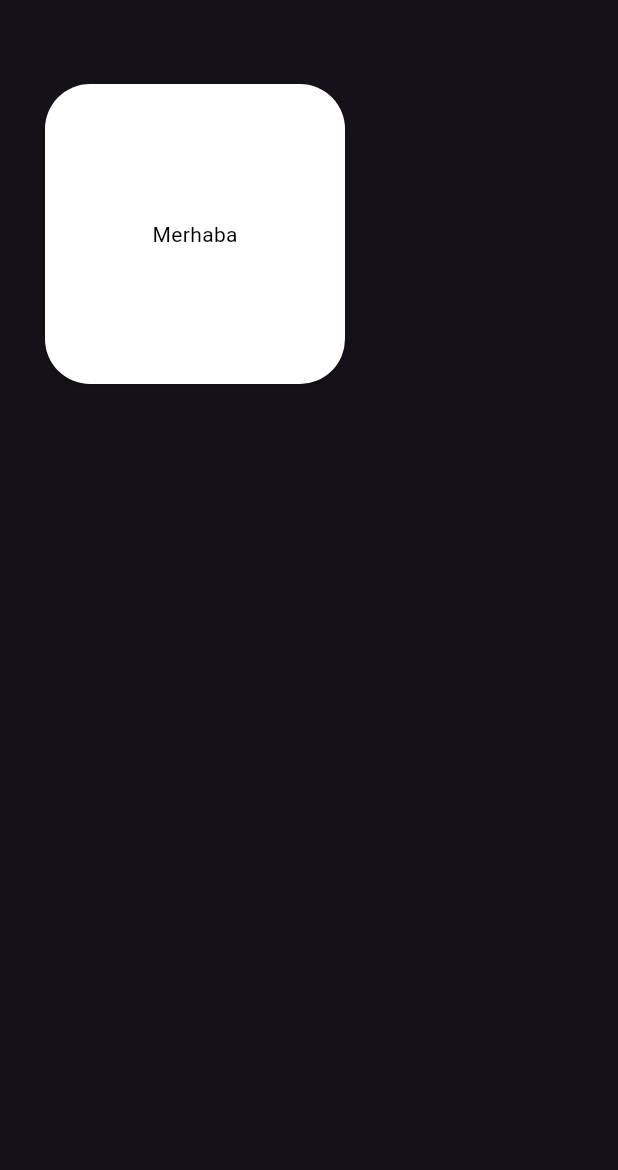
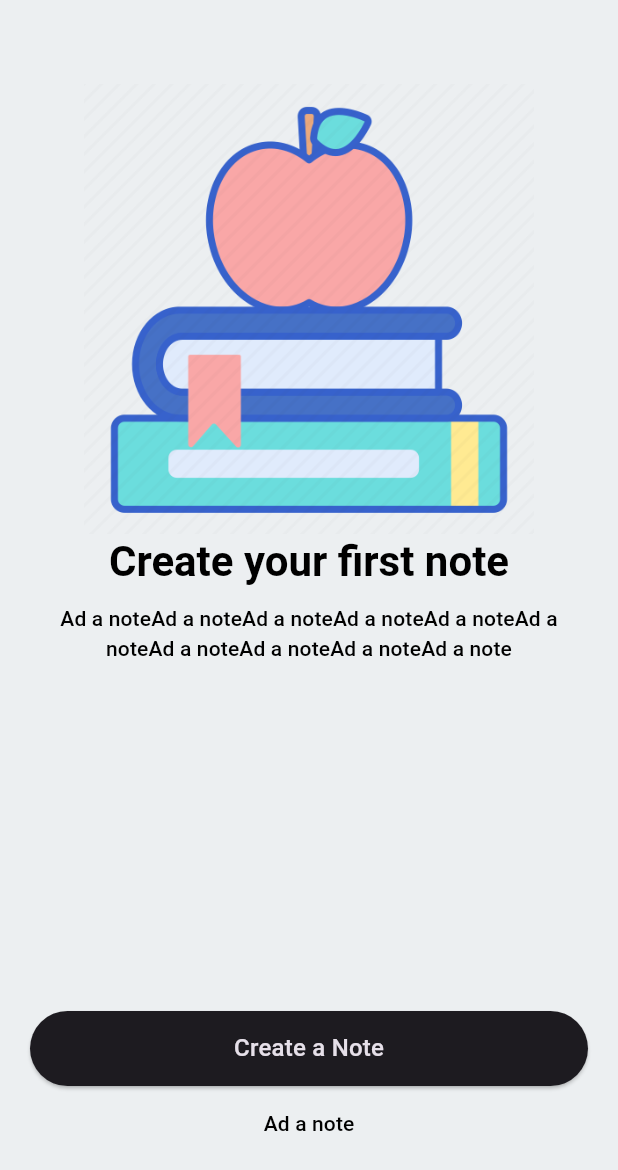
Before and after one commit to AzizeDirilik/Flutter-Full-Learn, a Flutter app: the screen it shows after launch, on a phone screen of 412 x 824 dp. Shown: the top 1170 px of the screen. Run offline on Flutter 3.47's test engine with Material 3 defaults, Android fonts, the light colour scheme and no system bars.

Commit message:
image, note demo app

```diff
--- a/lib/101/card_learn.dart
+++ b/lib/101/card_learn.dart
@@ -17,7 +17,8 @@ class CardLearn extends StatelessWidget {
                   child:
                       Text('Merhaba', style: TextStyle(color: Colors.black))),
             ),
-          )
+          ),
+
         ],
       ),
     );
@@ -28,13 +29,14 @@ class _CardCustom extends StatelessWidget {
   final Widget child;
   //static final  cardShape = RoundedRectangleBorder(borderRadius: BorderRadius.circular(20));
 
-  const _CardCustom({super.key, required this.child});
+  const _CardCustom({required this.child});
   @override
   Widget build(BuildContext context) {
     return Card(
       margin: CardMargin.cardMargin,
       //shape: cardShape,
       child: child,
+
     );
   }
 }
--- /dev/null
+++ b/lib/101/image_learn.dart
@@ -0,0 +1,41 @@
+import 'package:flutter/material.dart';
+
+class ImageLearn extends StatelessWidget {
+  const ImageLearn({super.key});
+
+  final String _imagePath = 'https://sm.ign.com/ign_tr/screenshot/default/biggestanimecoming2023-blogroll-1-1670958673878_pdbp.jpg';
+
+  @override
+  Widget build(BuildContext context) {
+    return Scaffold(
+      appBar: AppBar(),
+      body: Column(
+        children: [
+          SizedBox(
+            height: 300,
+            width: 200,
+            child: ImagePng(name: ImagePath().imageBook),
+          ),
+          Image.network(_imagePath,
+          errorBuilder: (context, error, stackTrace) => const Icon(Icons.abc_outlined)),
+        ],
+      ),
+    );
+  }
+}
+
+class ImagePath {
+  final String imageBook = 'book';
+  final String bookWithApple = 'apple-on-books-scrapbook-cut-cute-s-for-silhouette-cricut';
+}
+
+class ImagePng extends StatelessWidget {
+  const ImagePng({super.key, required this.name});
+  final String name;
+  @override
+  Widget build(BuildContext context) {
+    return Image.asset(_nameWithPath, fit: BoxFit.cover,);
+  }
+
+  String get _nameWithPath => 'assets/images/$name.png';
+}
--- /dev/null
+++ b/lib/demos/note_demos_view.dart
@@ -0,0 +1,110 @@
+import 'package:flutter/material.dart';
+import 'package:flutter/services.dart';
+import 'package:flutter_101/101/image_learn.dart';
+
+class NoteDemosAppView extends StatelessWidget {
+  const NoteDemosAppView({super.key});
+  final String _title = 'Create your first note';
+  final String _subTitle = 'Ad a note';
+  final String _buttonText = 'Create a Note';
+
+  @override
+  Widget build(BuildContext context) {
+    return Scaffold(
+      backgroundColor: Colors.blueGrey[50],
+      appBar: AppBar(
+        systemOverlayStyle: SystemUiOverlayStyle.dark,
+      ),
+      body: Padding(
+        padding: ProjectPadding.horizontalPadding,
+        child: Column(
+          children: [
+            SizedBox(
+                height: 300, child: ImagePng(name: ImagePath().bookWithApple)),
+            _TitleWidget(title: _title),
+            Padding(
+              padding: ProjectPadding.horizontalPadding +
+                  ProjectPadding.verticalPadding,
+              child: _Paragraph(subTitle: _subTitle * 10),
+            ),
+            const Spacer(),
+            _createButton(context),
+            _createTextButton(),
+            const SizedBox(height: ButtonSize.buttonNormalHeight,)
+          ],
+        ),
+      ),
+    );
+  }
+
+  SizedBox _createTextButton() {
+    return SizedBox(
+            height: ButtonSize.buttonNormalHeight,
+            child: TextButton(
+                onPressed: () {},
+                child: Text(
+                  _subTitle,
+                  style: const TextStyle(color: Colors.black),
+                )),
+          );
+  }
+
+  ElevatedButton _createButton(BuildContext context) {
+    return ElevatedButton(
+        onPressed: () {},
+        child: SizedBox(
+            height: ButtonSize.buttonNormalHeight,
+            child: Center(
+                child: Text(
+              _buttonText,
+              style: Theme.of(context).textTheme.titleMedium,
+            ))));
+  }
+}
+
+class _Paragraph extends StatelessWidget {
+  const _Paragraph(
+      {Key? key, this.textAlign = TextAlign.center, required this.subTitle})
+      : super(key: key);
+  final TextAlign textAlign;
+  final String subTitle;
+  @override
+  Widget build(BuildContext context) {
+    return Text(
+      subTitle,
+      textAlign: textAlign,
+      style: Theme.of(context).textTheme.labelLarge?.copyWith(
+            color: Colors.black,
+          ),
+    );
+  }
+}
+
+class _TitleWidget extends StatelessWidget {
+  const _TitleWidget({
+    super.key,
+    required this.title,
+  });
+
+  final String title;
+
+  @override
+  Widget build(BuildContext context) {
+    return Text(
+      title,
+      style: Theme.of(context)
+          .textTheme
+          .headlineMedium
+          ?.copyWith(color: Colors.black, fontWeight: FontWeight.bold),
+    );
+  }
+}
+
+class ProjectPadding {
+  static const horizontalPadding = EdgeInsets.symmetric(horizontal: 20);
+  static const verticalPadding = EdgeInsets.symmetric(vertical: 10);
+}
+
+class ButtonSize {
+  static const double buttonNormalHeight = 50;
+}
--- a/lib/main.dart
+++ b/lib/main.dart
@@ -1,6 +1,5 @@
 import 'package:flutter/material.dart';
-import 'package:flutter/services.dart';
-import 'package:flutter_101/101/card_learn.dart';
+import 'package:flutter_101/demos/note_demos_view.dart';
 
 void main() {
   runApp(const MyApp());
@@ -16,15 +15,17 @@
       title: 'Flutter Demo',
       debugShowCheckedModeBanner: false,
       theme: ThemeData.dark().copyWith(
-        cardTheme: CardTheme(color: Colors.white, shape: RoundedRectangleBorder(borderRadius: BorderRadius.circular(30))),
+          cardTheme: CardTheme(
+              color: Colors.white,
+              shape: RoundedRectangleBorder(
+                  borderRadius: BorderRadius.circular(30))),
           appBarTheme: const AppBarTheme(
-        backgroundColor: Colors.transparent,
-        centerTitle: true,
-        elevation: 0,
-        systemOverlayStyle: SystemUiOverlayStyle.light,
-      )),
-      home: const CardLearn(),
+            backgroundColor: Colors.transparent,
+            centerTitle: true,
+            elevation: 0,
 
+          )),
+      home: const NoteDemosAppView(),
     );
   }
 }
--- a/pubspec.yaml
+++ b/pubspec.yaml
@@ -59,9 +59,8 @@ flutter:
   uses-material-design: true
 
   # To add assets to your application, add an assets section, like this:
-  # assets:
-  #   - images/a_dot_burr.jpeg
-  #   - images/a_dot_ham.jpeg
+  assets:
+    - assets/images/
 
   # An image asset can refer to one or more resolution-specific "variants", see
   # https://flutter.dev/assets-and-images/#resolution-aware
```
Also changed, not shown: assets/images/apple-on-books-scrapbook-cut-cute-s-for-silhouette-cricut.png (added), assets/images/book.png (added).
